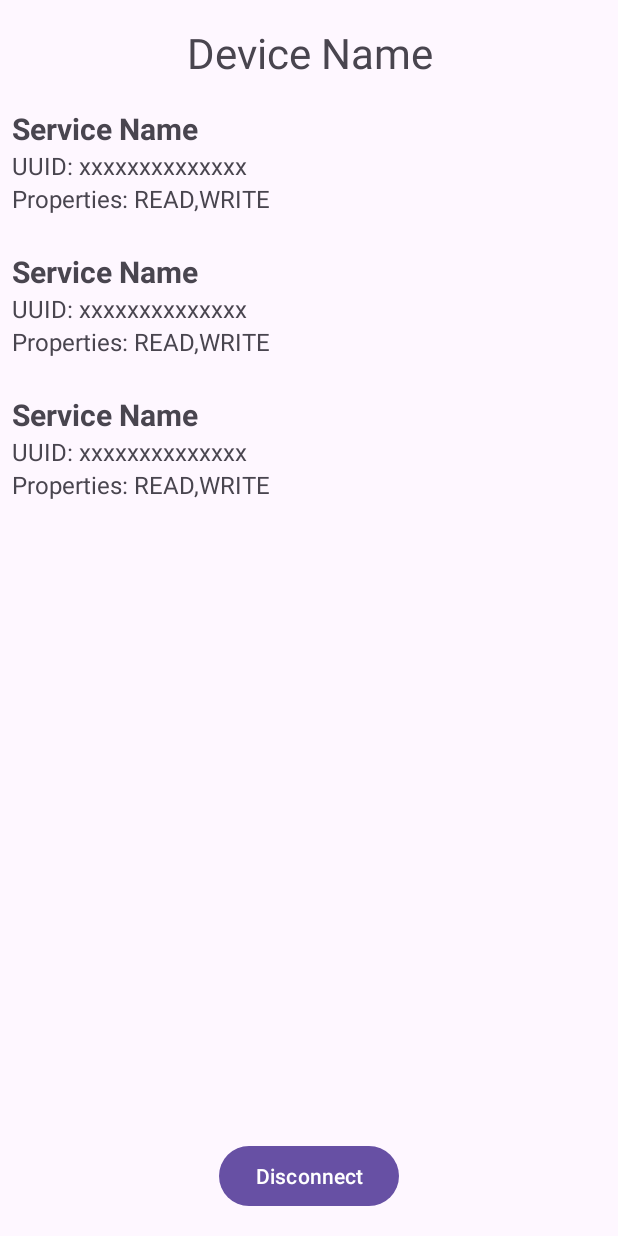
After one commit to Ryan-Vreeke/ble_example, an Android app: the layout connected.xml on its own in the app's theme, with its tools: preview values and no code run, on a phone screen of 412 x 824 dp. The commit adds this screen. Run offline under Robolectric (Android 15) with nearby library versions, the phone set to English and light mode, and no system bars.

Commit message:
characterisitc recycle started

```diff
--- a/app/src/main/AndroidManifest.xml
+++ b/app/src/main/AndroidManifest.xml
@@ -36,6 +36,7 @@
                 <category android:name="android.intent.category.LAUNCHER" />
             </intent-filter>
         </activity>
+        <activity android:name=".ConnectedActivity"></activity>
     </application>
 
 </manifest>
--- a/app/src/main/java/com/example/ble_example/ScanResultAdapter.kt
+++ b/app/src/main/java/com/example/ble_example/ScanResultAdapter.kt
@@ -7,8 +7,6 @@ import android.view.View
 import android.view.ViewGroup
 import android.widget.TextView
 import androidx.recyclerview.widget.RecyclerView
-
-
 
 
 class ScanResultAdapter (
--- /dev/null
+++ b/app/src/main/res/layout/characteristic_result.xml
@@ -0,0 +1,6 @@
+<?xml version="1.0" encoding="utf-8"?>
+<androidx.constraintlayout.widget.ConstraintLayout xmlns:android="http://schemas.android.com/apk/res/android"
+    android:layout_width="match_parent"
+    android:layout_height="match_parent">
+
+</androidx.constraintlayout.widget.ConstraintLayout>
--- /dev/null
+++ b/app/src/main/res/layout/connected.xml
@@ -0,0 +1,47 @@
+<?xml version="1.0" encoding="utf-8"?>
+<androidx.constraintlayout.widget.ConstraintLayout xmlns:android="http://schemas.android.com/apk/res/android"
+xmlns:app="http://schemas.android.com/apk/res-auto"
+xmlns:tools="http://schemas.android.com/tools"
+android:id="@+id/connected"
+android:layout_width="match_parent"
+android:layout_height="match_parent"
+tools:context=".ConnectedActivity">
+
+    <TextView
+        android:id="@+id/device_name"
+        android:layout_width="wrap_content"
+        android:layout_height="wrap_content"
+        android:text="Device Name"
+        android:textAlignment="center"
+        android:textSize="28sp"
+        app:layout_constraintTop_toTopOf="parent"
+        app:layout_constraintStart_toStartOf="parent"
+        app:layout_constraintEnd_toEndOf="parent"
+        android:layout_marginTop="16dp"
+        />
+
+    <androidx.recyclerview.widget.RecyclerView
+        android:id="@+id/services_result_recycler_view"
+        android:layout_width="0dp"
+        android:layout_height="0dp"
+        app:layout_constraintTop_toBottomOf="@+id/device_name"
+        app:layout_constraintBottom_toTopOf="@+id/disconnectBtn"
+        app:layout_constraintStart_toStartOf="parent"
+        app:layout_constraintEnd_toEndOf="parent"
+        tools:listitem="@layout/service_discover_result"
+        android:layout_marginTop="10dp"
+        android:layout_marginBottom="10dp"
+        />
+    <Button
+        android:id="@+id/disconnectBtn"
+        android:layout_width="wrap_content"
+        android:layout_height="wrap_content"
+        android:layout_marginBottom="16dp"
+        android:text="Disconnect"
+        app:layout_constraintBottom_toBottomOf="parent"
+        app:layout_constraintEnd_toEndOf="parent"
+        app:layout_constraintStart_toStartOf="parent"
+        />
+
+
+</androidx.constraintlayout.widget.ConstraintLayout>
--- /dev/null
+++ b/app/src/main/res/layout/service_discover_result.xml
@@ -0,0 +1,50 @@
+<?xml version="1.0" encoding="utf-8"?>
+<androidx.constraintlayout.widget.ConstraintLayout
+    xmlns:android="http://schemas.android.com/apk/res/android"
+    android:layout_width="match_parent"
+    android:layout_height="wrap_content"
+    xmlns:tools="http://schemas.android.com/tools"
+    xmlns:app="http://schemas.android.com/apk/res-auto"
+    android:background="?android:attr/selectableItemBackground"
+    android:padding="8dp">
+
+    <TextView
+        android:id="@+id/service_name"
+        android:layout_width="wrap_content"
+        android:layout_height="wrap_content"
+        android:textSize="20sp"
+        android:textStyle="bold"
+        app:layout_constraintTop_toTopOf="parent"
+        app:layout_constraintStart_toStartOf="parent"
+        tools:text="Service Name"
+        />
+
+    <TextView
+        android:id="@+id/uuid"
+        android:layout_width="wrap_content"
+        android:layout_height="wrap_content"
+        app:layout_constraintTop_toBottomOf="@+id/service_name"
+        app:layout_constraintStart_toStartOf="parent"
+        android:textSize="16sp"
+        tools:text="UUID: xxxxxxxxxxxxxx"/>
+
+    <TextView
+        android:id="@+id/prop"
+        android:layout_width="wrap_content"
+        android:layout_height="wrap_content"
+        app:layout_constraintTop_toBottomOf="@+id/uuid"
+        app:layout_constraintStart_toStartOf="parent"
+        android:textSize="16sp"
+        tools:text="Properties: READ,WRITE"/>
+
+    <androidx.recyclerview.widget.RecyclerView
+        android:layout_width="match_parent"
+        android:layout_height="wrap_content"
+        app:layout_constraintStart_toStartOf="parent"
+        app:layout_constraintTop_toBottomOf="@+id/prop"
+        tools:listitem="@layout/characteristic_result"
+        android:layout_marginTop="8dp"
+        android:layout_marginLeft="10dp"/>
+
+
+</androidx.constraintlayout.widget.ConstraintLayout>
```
Also changed, not shown: app/src/main/java/com/example/ble_example/BluetoothManager.kt (+87 -0 lines), app/src/main/java/com/example/ble_example/ConnectedActivity.kt (added, +59 -0 lines), app/src/main/java/com/example/ble_example/MainActivity.kt (+69 -23 lines), app/src/main/java/com/example/ble_example/ServiceResultAdapter.kt (added, +81 -0 lines).
